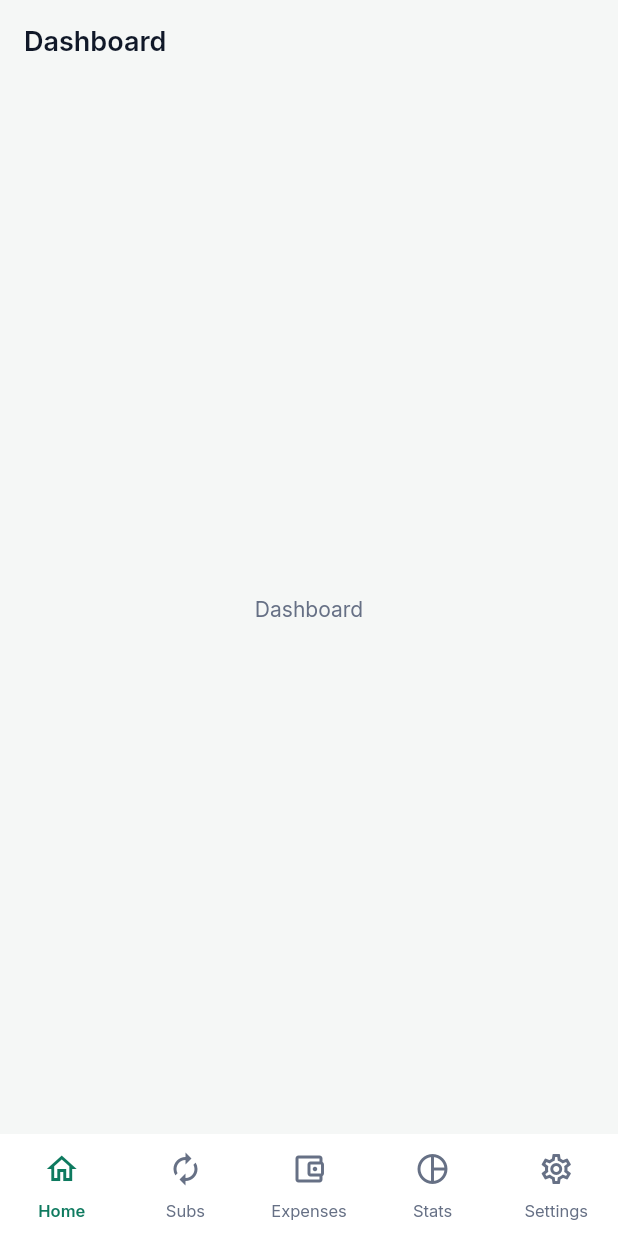
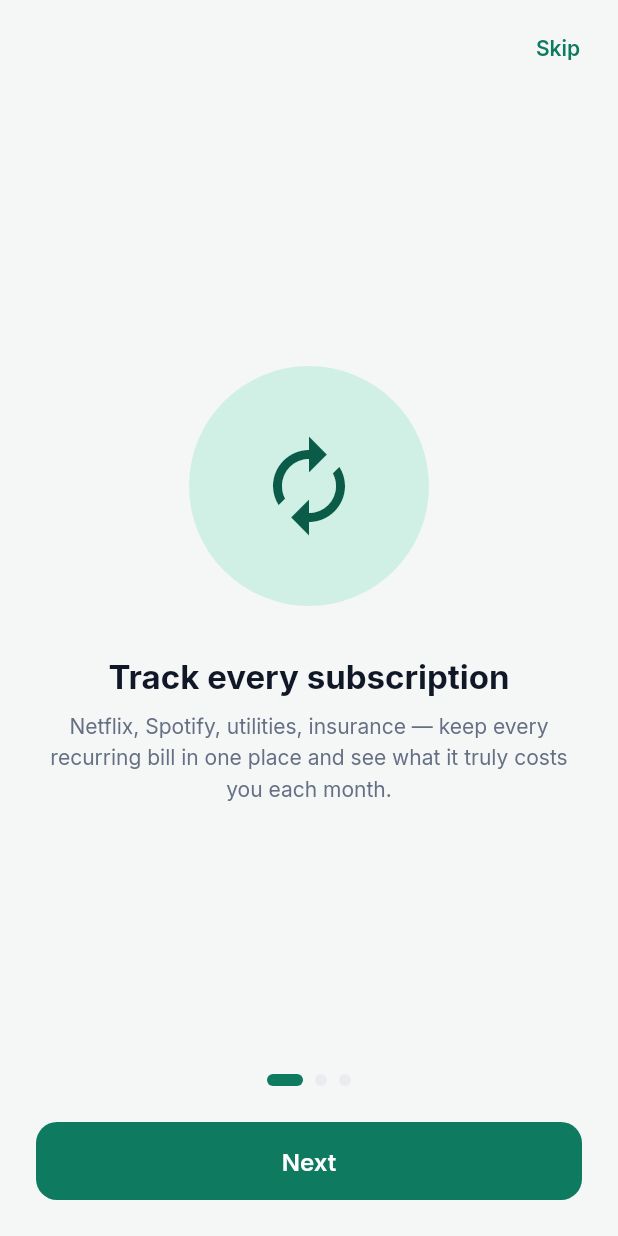
Before and after one commit to iamjmydv/PitakapFlutter, a Flutter app: the screen it shows after launch, on a phone screen of 412 x 824 dp. Run offline on Flutter 3.47's test engine with Material 3 defaults, Android fonts, the phone set to English and light mode, and no system bars; our stand-ins replace firebase_core, flutter_riverpod, go_router, shared_preferences; accounts and stored records are empty.

Commit message:
feat(onboarding): add first-launch onboarding with persisted completion flag
- Add a three-slide PageView with skip, next, and get-started actions
- Add OnboardingController persisting the seen flag to shared preferences
- Route splash into onboarding on first launch and the shell thereafter
- Resolve slide colours from the ColorScheme so both themes render correctly

```diff
--- a/pitakapflutter/lib/core/resources/strings.dart
+++ b/pitakapflutter/lib/core/resources/strings.dart
@@ -1,6 +1,25 @@
 class Strings {
   static const String appName = 'Pitakap';
   static const String appTagline = 'Your wallet, tracked';
+
+  static const String onboardingSkip = 'Skip';
+  static const String onboardingNext = 'Next';
+  static const String onboardingStart = 'Get Started';
+
+  static const String onboardingSubscriptionsTitle = 'Track every subscription';
+  static const String onboardingSubscriptionsBody =
+      'Netflix, Spotify, utilities, insurance — keep every recurring bill in '
+      'one place and see what it truly costs you each month.';
+
+  static const String onboardingRemindersTitle = 'Never miss a due date';
+  static const String onboardingRemindersBody =
+      'Get a reminder days before a renewal hits your account, so a payment '
+      'never catches you by surprise again.';
+
+  static const String onboardingExpensesTitle = 'See where your money goes';
+  static const String onboardingExpensesBody =
+      'Log what you spend in two taps and watch it break down by category, '
+      'day by day.';
 
   static const String navDashboard = 'Home';
   static const String navSubscriptions = 'Subs';
--- a/pitakapflutter/lib/core/router/app_router.dart
+++ b/pitakapflutter/lib/core/router/app_router.dart
@@ -5,6 +5,7 @@ import 'package:pitakapflutter/core/router/app_routes.dart';
 import 'package:pitakapflutter/core/router/main_shell.dart';
 import 'package:pitakapflutter/feature/dashboard/presentation/dashboard_page.dart';
 import 'package:pitakapflutter/feature/expense/presentation/expenses_page.dart';
+import 'package:pitakapflutter/feature/onboarding/presentation/onboarding_page.dart';
 import 'package:pitakapflutter/feature/profile/presentation/settings_page.dart';
 import 'package:pitakapflutter/feature/splash/presentation/splash_page.dart';
 import 'package:pitakapflutter/feature/stats/presentation/stats_page.dart';
@@ -24,6 +25,10 @@ final goRouterProvider = Provider<GoRouter>((ref) {
         path: AppRoutes.splash,
         builder: (context, state) => const SplashPage(),
       ),
+      GoRoute(
+        path: AppRoutes.onboarding,
+        builder: (context, state) => const OnboardingPage(),
+      ),
       StatefulShellRoute.indexedStack(
         builder: (context, state, navigationShell) =>
             MainShell(navigationShell: navigationShell),
--- a/pitakapflutter/lib/core/router/app_routes.dart
+++ b/pitakapflutter/lib/core/router/app_routes.dart
@@ -1,5 +1,6 @@
 abstract final class AppRoutes {
   static const String splash = '/';
+  static const String onboarding = '/onboarding';
   static const String dashboard = '/dashboard';
   static const String subscriptions = '/subscriptions';
   static const String expenses = '/expenses';
--- /dev/null
+++ b/pitakapflutter/lib/feature/onboarding/presentation/onboarding_page.dart
@@ -0,0 +1,199 @@
+import 'package:flutter/material.dart';
+import 'package:flutter_riverpod/flutter_riverpod.dart';
+import 'package:go_router/go_router.dart';
+import 'package:pitakapflutter/core/providers/onboarding_providers.dart';
+import 'package:pitakapflutter/core/resources/strings.dart';
+import 'package:pitakapflutter/core/router/app_routes.dart';
+import 'package:pitakapflutter/core/theme/app_theme.dart';
+
+class OnboardingSlide {
+  final IconData icon;
+  final String title;
+  final String body;
+
+  const OnboardingSlide({
+    required this.icon,
+    required this.title,
+    required this.body,
+  });
+}
+
+const List<OnboardingSlide> onboardingSlides = [
+  OnboardingSlide(
+    icon: Icons.autorenew_outlined,
+    title: Strings.onboardingSubscriptionsTitle,
+    body: Strings.onboardingSubscriptionsBody,
+  ),
+  OnboardingSlide(
+    icon: Icons.notifications_none_outlined,
+    title: Strings.onboardingRemindersTitle,
+    body: Strings.onboardingRemindersBody,
+  ),
+  OnboardingSlide(
+    icon: Icons.pie_chart_outline,
+    title: Strings.onboardingExpensesTitle,
+    body: Strings.onboardingExpensesBody,
+  ),
+];
+
+class OnboardingPage extends ConsumerStatefulWidget {
+  const OnboardingPage({super.key});
+
+  @override
+  ConsumerState<OnboardingPage> createState() => _OnboardingPageState();
+}
+
+class _OnboardingPageState extends ConsumerState<OnboardingPage> {
+  final PageController _controller = PageController();
+  int _index = 0;
+
+  @override
+  void dispose() {
+    _controller.dispose();
+    super.dispose();
+  }
+
+  bool get _isLastSlide => _index == onboardingSlides.length - 1;
+
+  void _onAdvance() {
+    if (_isLastSlide) {
+      _finish();
+      return;
+    }
+
+    _controller.nextPage(
+      duration: const Duration(milliseconds: 280),
+      curve: Curves.easeOutCubic,
+    );
+  }
+
+  Future<void> _finish() async {
+    await ref.read(onboardingSeenProvider.notifier).markSeen();
+    if (!mounted) return;
+    context.go(AppRoutes.dashboard);
+  }
+
+  @override
+  Widget build(BuildContext context) {
+    return Scaffold(
+      body: SafeArea(
+        child: Column(
+          children: [
+            Align(
+              alignment: Alignment.centerRight,
+              child: Padding(
+                padding: const EdgeInsets.symmetric(
+                  horizontal: AppSpacing.sm,
+                  vertical: AppSpacing.sm,
+                ),
+                child: TextButton(
+                  onPressed: _finish,
+                  child: const Text(Strings.onboardingSkip),
+                ),
+              ),
+            ),
+            Expanded(
+              child: PageView.builder(
+                controller: _controller,
+                itemCount: onboardingSlides.length,
+                onPageChanged: (index) => setState(() => _index = index),
+                itemBuilder: (context, index) =>
+                    _SlideView(slide: onboardingSlides[index]),
+              ),
+            ),
+            _SlideIndicator(count: onboardingSlides.length, current: _index),
+            Padding(
+              padding: const EdgeInsets.all(AppSpacing.lg),
+              child: FilledButton(
+                onPressed: _onAdvance,
+                child: Text(
+                  _isLastSlide
+                      ? Strings.onboardingStart
+                      : Strings.onboardingNext,
+                ),
+              ),
+            ),
+          ],
+        ),
+      ),
+    );
+  }
+}
+
+class _SlideView extends StatelessWidget {
+  final OnboardingSlide slide;
+
+  const _SlideView({required this.slide});
+
+  @override
+  Widget build(BuildContext context) {
+    final theme = Theme.of(context);
+    final colorScheme = theme.colorScheme;
+
+    return Padding(
+      padding: const EdgeInsets.symmetric(horizontal: AppSpacing.lg),
+      child: Column(
+        mainAxisAlignment: MainAxisAlignment.center,
+        children: [
+          Container(
+            width: 160,
+            height: 160,
+            decoration: BoxDecoration(
+              color: colorScheme.primaryContainer,
+              shape: BoxShape.circle,
+            ),
+            alignment: Alignment.center,
+            child: Icon(
+              slide.icon,
+              size: 72,
+              color: colorScheme.onPrimaryContainer,
+            ),
+          ),
+          const SizedBox(height: AppSpacing.xl),
+          Text(
+            slide.title,
+            textAlign: TextAlign.center,
+            style: theme.textTheme.headlineSmall,
+          ),
+          const SizedBox(height: AppSpacing.sm),
+          Text(
+            slide.body,
+            textAlign: TextAlign.center,
+            style: theme.textTheme.bodyMedium,
+          ),
+        ],
+      ),
+    );
+  }
+}
+
+class _SlideIndicator extends StatelessWidget {
+  final int count;
+  final int current;
+
+  const _SlideIndicator({required this.count, required this.current});
+
+  @override
+  Widget build(BuildContext context) {
+    final colorScheme = Theme.of(context).colorScheme;
+
+    return Row(
+      mainAxisAlignment: MainAxisAlignment.center,
+      children: List.generate(count, (index) {
+        final isActive = index == current;
+
+        return AnimatedContainer(
+          duration: const Duration(milliseconds: 280),
+          curve: Curves.easeOutCubic,
+          margin: const EdgeInsets.symmetric(horizontal: AppSpacing.xs),
+          height: 8,
+          width: isActive ? 24 : 8,
+          decoration: BoxDecoration(
+            color: isActive ? colorScheme.primary : colorScheme.outline,
+            borderRadius: BorderRadius.circular(AppRadius.pill),
+          ),
+        );
+      }),
+    );
+  }
+}
```
Also changed, not shown: pitakapflutter/lib/core/providers/onboarding_providers.dart (added, +24 -0 lines), pitakapflutter/lib/feature/splash/presentation/splash_page.dart (+12 -6 lines), 1 other file.
